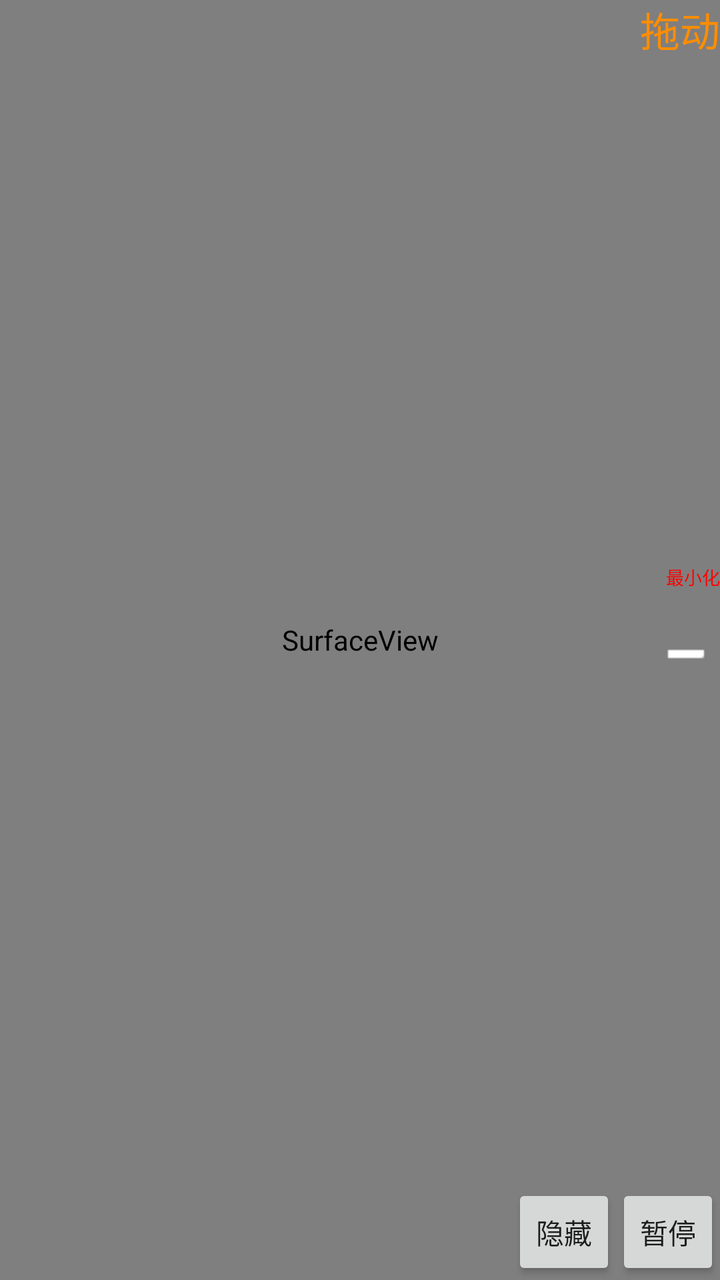
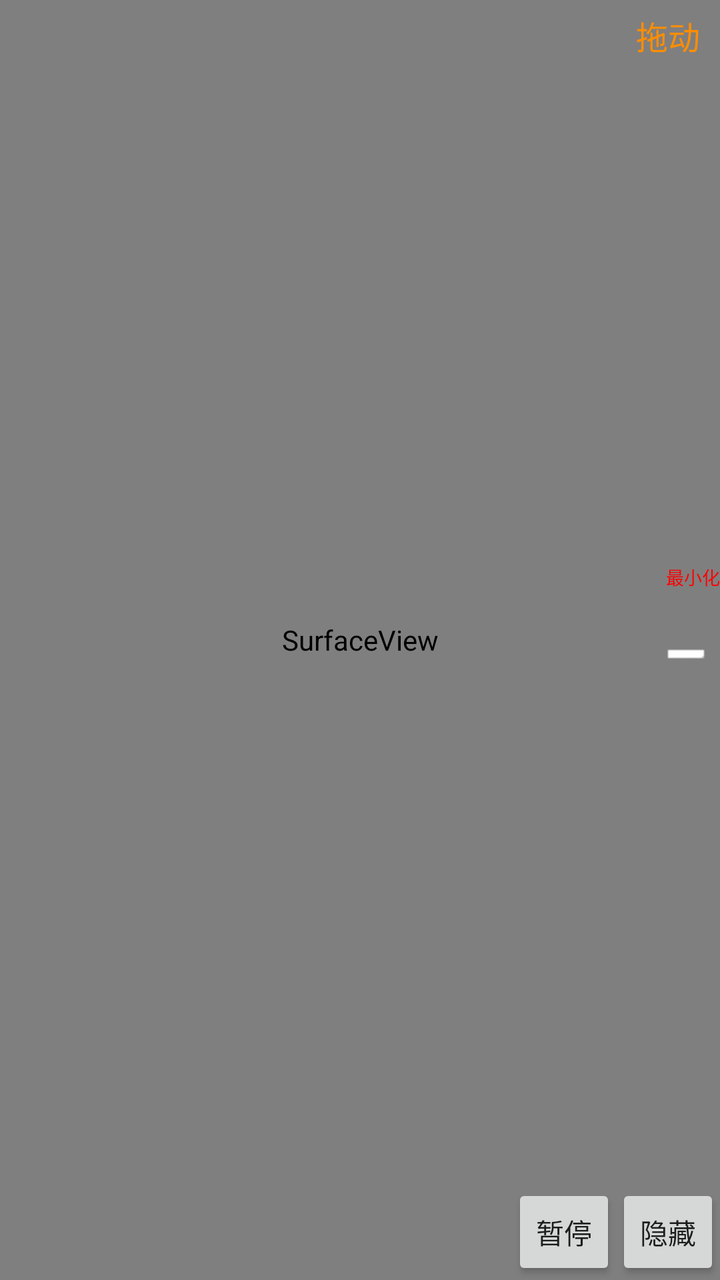

Screens rendered from an Android XML layout before and after an edit, with the pre-edit source and the edit as a unified diff.
<!-- AndroidManifest.xml: application theme AppTheme -->
<!-- res/layout/dialog_view_chart.xml -->
<?xml version="1.0" encoding="utf-8"?>
<FrameLayout xmlns:android="http://schemas.android.com/apk/res/android"
    xmlns:tools="http://schemas.android.com/tools"
    android:layout_width="match_parent"
    android:layout_height="match_parent">

    <RelativeLayout
        android:layout_width="match_parent"
        android:layout_height="match_parent"
        tools:ignore="UselessParent">

        <SurfaceView
            android:id="@+id/show"
            android:layout_width="match_parent"
            android:layout_height="match_parent" />

        <LinearLayout
            android:id="@+id/toor"
            android:layout_width="match_parent"
            android:layout_height="match_parent"
            android:layout_gravity="top|center"
            android:orientation="vertical">

            <TextView
                android:id="@+id/click"
                android:layout_width="wrap_content"
                android:layout_height="wrap_content"
                android:layout_gravity="end"
                android:text="@string/pull"
                android:textColor="#FF8D00"
                android:textSize="20sp" />
        </LinearLayout>

        <Button
            android:id="@+id/pause_bn"
            style="?android:attr/buttonStyleSmall"
            android:layout_width="wrap_content"
            android:layout_height="wrap_content"
            android:layout_alignParentEnd="true"
            android:layout_alignParentBottom="true"
            android:text="@string/pause" />

        <Button
            android:id="@+id/out_bn"
            style="?android:attr/buttonStyleSmall"
            android:layout_width="wrap_content"
            android:layout_height="wrap_content"
            android:layout_alignParentBottom="true"
            android:layout_toStartOf="@id/pause_bn"
            android:text="@string/hide" />

        <TextView
            android:id="@+id/notification"
            android:layout_width="wrap_content"
            android:layout_height="wrap_content"
            android:layout_alignParentStart="true"
            android:textColor="#ffffe9d5"
            android:typeface="monospace"
            tools:ignore="RelativeOverlap" />

        <ImageView
            android:id="@+id/image_view"
            android:layout_width="wrap_content"
            android:layout_height="50dp"
            android:layout_alignParentEnd="true"
            android:layout_centerInParent="true"
            android:importantForAccessibility="no"
            android:src="@drawable/ic_minimize" />

        <TextView
            android:layout_width="wrap_content"
            android:layout_height="wrap_content"
            android:layout_above="@id/image_view"
            android:layout_alignParentEnd="true"
            android:text="@string/min"
            android:textColor="#ffff0000"
            android:textSize="9sp"
            tools:ignore="SmallSp" />

    </RelativeLayout>

</FrameLayout>
<!-- resources referenced by this layout -->
<resources>
  <!-- drawable ic_minimize: png bitmap (drawable, 119 bytes) -->
  <string name="hide">隐藏</string>
  <string name="min">最小化</string>
  <string name="pause">暂停</string>
  <string name="pull">拖动</string>
  <style name="AppTheme" parent="Theme.AppCompat.Light.DarkActionBar">
          
          <item name="colorPrimary">@color/colorPrimary</item>
          <item name="colorPrimaryDark">@color/colorPrimaryDark</item>
          <item name="colorAccent">@color/colorAccent</item>
      </style>
  <color name="colorPrimary">#008577</color>
  <color name="colorPrimaryDark">#00574B</color>
  <color name="colorAccent">#D81B60</color>
</resources>

<!-- the commit's change to res/layout/dialog_view_chart.xml (unified diff, before → after) -->
@@ -5,6 +5,7 @@
     android:layout_height="match_parent">
 
     <RelativeLayout
+        android:id="@+id/chart_root"
         android:layout_width="match_parent"
         android:layout_height="match_parent"
         tools:ignore="UselessParent">
@@ -26,28 +27,33 @@
                 android:layout_width="wrap_content"
                 android:layout_height="wrap_content"
                 android:layout_gravity="end"
+                android:paddingStart="10dp"
+                android:paddingTop="6dp"
+                android:paddingEnd="10dp"
+                android:paddingBottom="6dp"
                 android:text="@string/pull"
                 android:textColor="#FF8D00"
-                android:textSize="20sp" />
+                android:textSize="16sp" />
         </LinearLayout>
+
+        
+        <Button
+            android:id="@+id/out_bn"
+            style="?android:attr/buttonStyleSmall"
+            android:layout_width="wrap_content"
+            android:layout_height="wrap_content"
+            android:layout_alignParentEnd="true"
+            android:layout_alignParentBottom="true"
+            android:text="@string/hide" />
 
         <Button
             android:id="@+id/pause_bn"
             style="?android:attr/buttonStyleSmall"
             android:layout_width="wrap_content"
             android:layout_height="wrap_content"
-            android:layout_alignParentEnd="true"
             android:layout_alignParentBottom="true"
+            android:layout_toStartOf="@id/out_bn"
             android:text="@string/pause" />
-
-        <Button
-            android:id="@+id/out_bn"
-            style="?android:attr/buttonStyleSmall"
-            android:layout_width="wrap_content"
-            android:layout_height="wrap_content"
-            android:layout_alignParentBottom="true"
-            android:layout_toStartOf="@id/pause_bn"
-            android:text="@string/hide" />
 
         <TextView
             android:id="@+id/notification"
@@ -68,6 +74,7 @@
             android:src="@drawable/ic_minimize" />
 
         <TextView
+            android:id="@+id/min_label"
             android:layout_width="wrap_content"
             android:layout_height="wrap_content"
             android:layout_above="@id/image_view"
